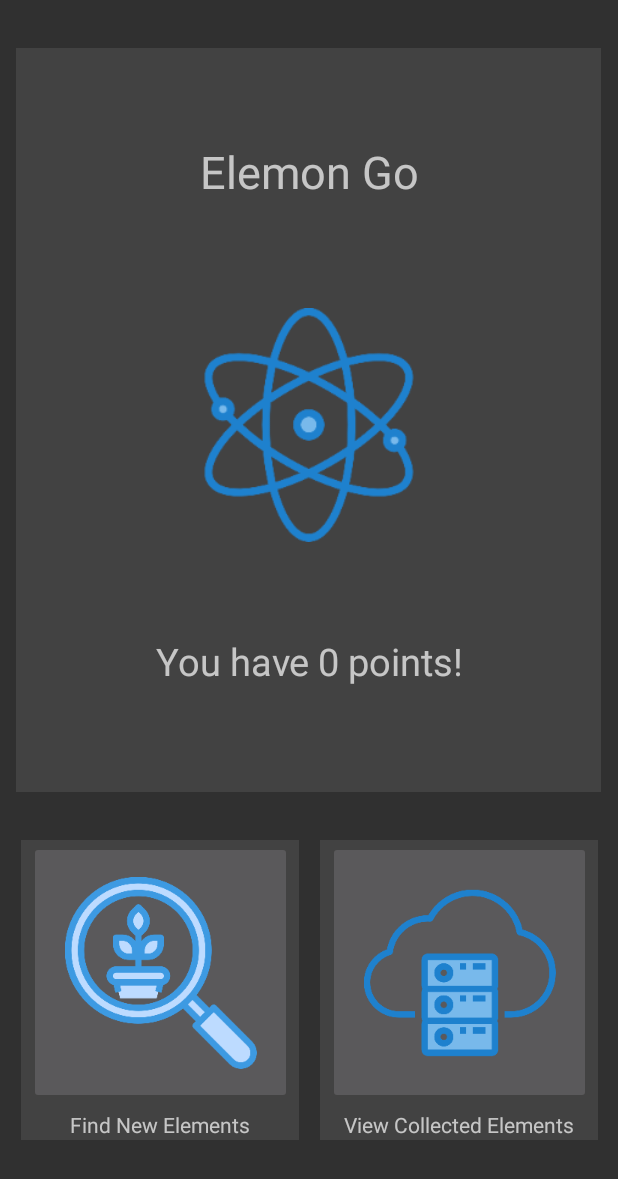
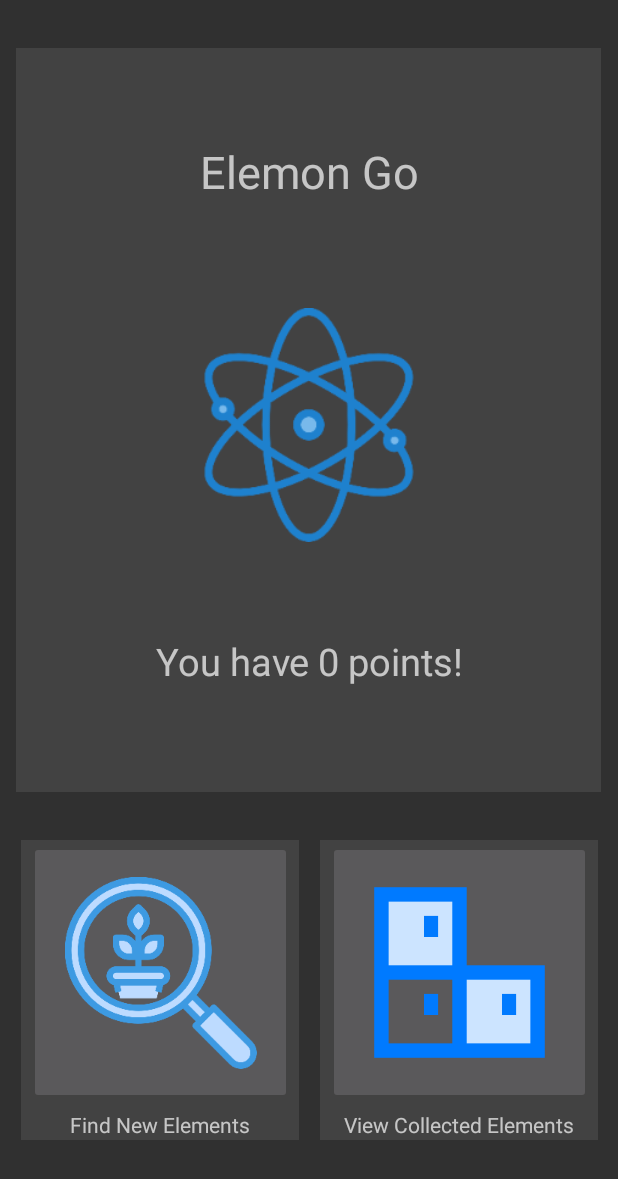
Before and after one commit to googsorbust/elemon-go, an Android app: the screen it shows after launch (HomeScreen), on a phone screen of 412 x 824 dp. Shown: the top 1179 px of the screen. Run offline under Robolectric (Android 15) with nearby library versions, the phone set to English and light mode, and no system bars.

Commit message:
Change logo

```diff
--- a/app/src/main/res/layout/activity_home_screen.xml
+++ b/app/src/main/res/layout/activity_home_screen.xml
@@ -103,11 +103,13 @@
                 android:layout_marginEnd="16dp"
                 android:layout_marginBottom="4dp"
                 android:onClick="showMyElementsScreen"
+                android:scaleType="fitCenter"
+                android:adjustViewBounds="true"
                 app:layout_constraintBottom_toTopOf="@+id/textView"
                 app:layout_constraintEnd_toEndOf="parent"
                 app:layout_constraintStart_toStartOf="parent"
                 app:layout_constraintTop_toTopOf="parent"
-                app:srcCompat="@drawable/cloud_computing" />
+                app:srcCompat="@drawable/elements" />
 
             <TextView
                 android:id="@+id/textView"
```
Also changed, not shown: app/src/main/res/drawable-mdpi/elements.png (added).
